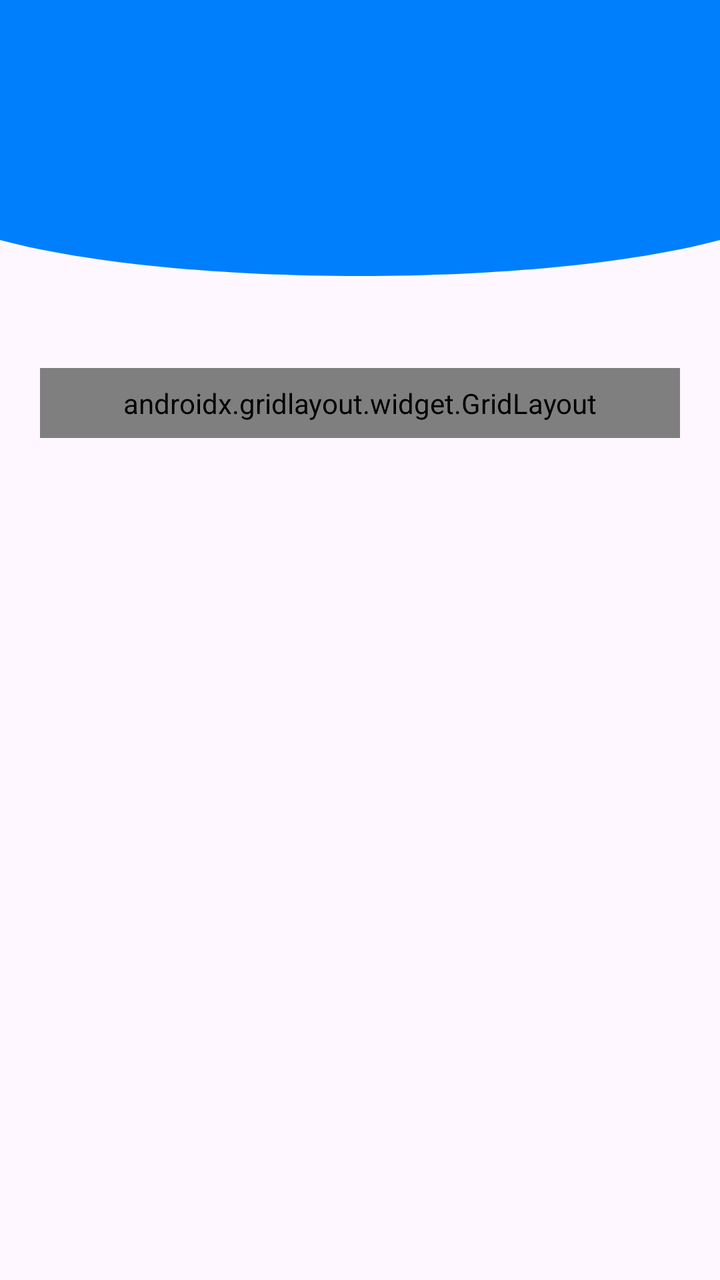
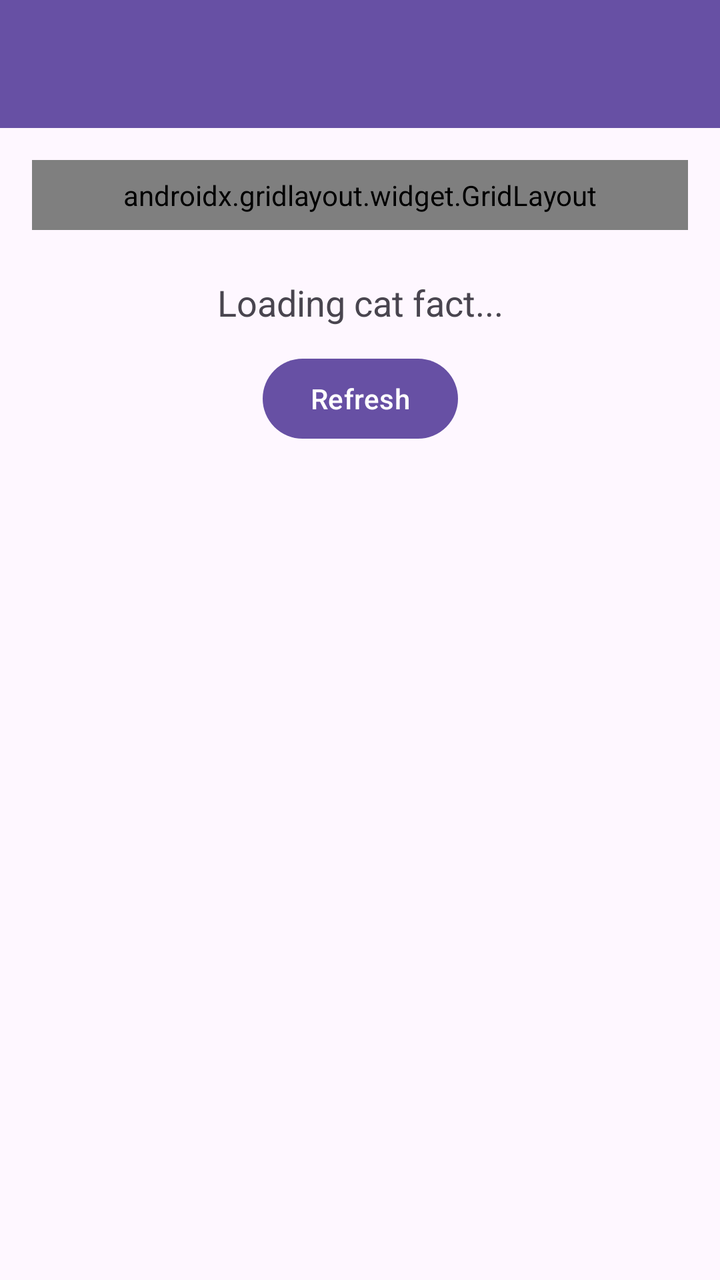

The first picture is an Android layout as it rendered before a commit; the second is the same layout after the commit. The layout source and the unified diff follow.
<!-- AndroidManifest.xml: application theme Theme.Fadhil3TIE -->
<!-- res/layout/fragment_home.xml -->
<?xml version="1.0" encoding="utf-8"?>
<androidx.constraintlayout.widget.ConstraintLayout xmlns:android="http://schemas.android.com/apk/res/android"
    xmlns:app="http://schemas.android.com/apk/res-auto"
    xmlns:tools="http://schemas.android.com/tools"
    android:layout_width="match_parent"
    android:layout_height="match_parent"
    tools:context=".Home.HomeFragment">

    <View
        android:id="@+id/background_header"
        android:layout_width="0dp"
        android:layout_height="160dp"
        android:background="@drawable/bg_header_wave"
        android:backgroundTint="@color/blue"
        app:layout_constraintEnd_toEndOf="parent"
        app:layout_constraintStart_toStartOf="parent"
        app:layout_constraintTop_toTopOf="parent" />

    <androidx.appcompat.widget.Toolbar
        android:id="@+id/toolbar"
        android:layout_width="0dp"
        android:layout_height="?attr/actionBarSize"
        android:layout_marginTop="24dp"
        android:background="@android:color/transparent"
        android:theme="@style/ThemeOverlay.AppCompat.Dark.ActionBar"
        app:layout_constraintEnd_toEndOf="parent"
        app:layout_constraintStart_toStartOf="parent"
        app:layout_constraintTop_toTopOf="parent"
        app:titleTextColor="@android:color/white" />

    <androidx.gridlayout.widget.GridLayout
        android:id="@+id/gridLayoutMenu"
        android:layout_width="0dp"
        android:layout_height="wrap_content"
        android:layout_marginHorizontal="20dp"
        android:layout_marginTop="24dp"
        android:padding="8dp"
        app:columnCount="2"
        app:layout_constraintEnd_toEndOf="parent"
        app:layout_constraintStart_toStartOf="parent"
        app:layout_constraintTop_toBottomOf="@+id/background_header"
        app:useDefaultMargins="true">

        <Button
            android:id="@+id/btnToFourth"
            android:layout_width="wrap_content"
            android:layout_height="wrap_content"
            android:backgroundTint="@color/black"
            android:text="Pertemuan 4"
            app:layout_columnWeight="1"
            app:layout_gravity="fill_horizontal" />

        <Button
            android:id="@+id/btnToFifth"
            android:layout_width="wrap_content"
            android:layout_height="wrap_content"
            android:backgroundTint="@color/yellow"
            android:text="Pertemuan 5"
            android:textColor="@color/white"
            app:layout_columnWeight="1"
            app:layout_gravity="fill_horizontal" />

        <Button
            android:id="@+id/btnToSeven"
            android:layout_width="wrap_content"
            android:layout_height="wrap_content"
            android:backgroundTint="@color/blue"
            android:text="Pertemuan 7"
            android:textColor="@color/white"
            app:layout_columnWeight="1"
            app:layout_gravity="fill_horizontal" />

        <Button
            android:id="@+id/btnLogout"
            android:layout_width="wrap_content"
            android:layout_height="wrap_content"
            android:backgroundTint="@color/red"
            android:text="Logout"
            app:layout_columnWeight="1"
            app:layout_gravity="fill_horizontal" />

        <Button
            android:id="@+id/btnToTenth"
            android:layout_width="wrap_content"
            android:layout_height="wrap_content"
            android:text="Pertemuan 10"
            app:layout_columnWeight="1"
            app:layout_gravity="fill_horizontal" />

        <Button
            android:id="@+id/btnToEleven"
            android:layout_width="wrap_content"
            android:layout_height="wrap_content"
            android:text="Pertemuan 11"
            android:backgroundTint="#009688"
            app:layout_columnWeight="1"
            app:layout_gravity="fill_horizontal" />

    </androidx.gridlayout.widget.GridLayout>

</androidx.constraintlayout.widget.ConstraintLayout>
<!-- resources referenced by this layout -->
<resources>
  <color name="black">#FF000000</color>
  <color name="blue">#007FFD</color>
  <color name="red">#FB0C0C</color>
  <color name="white">#FFFFFFFF</color>
  <color name="yellow">#FFE100</color>
  <!-- drawable bg_header_wave (drawable) -->
  <vector xmlns:android="http://schemas.android.com/apk/res/android"
      android:width="100dp"
      android:height="100dp"
      android:viewportWidth="100"
      android:viewportHeight="100">
  
      
      <path
          android:fillColor="?attr/colorPrimary"
          android:pathData="
              M0,0
              L100,0
              L100,75
              C 75,90
                25,90
                0,75
              Z" />
  </vector>
  <style name="Theme.Fadhil3TIE" parent="Base.Theme.Fadhil3TIE" />
  <style name="Base.Theme.Fadhil3TIE" parent="Theme.Material3.DayNight.NoActionBar">
          
          
      </style>
</resources>

<!-- the commit's change to res/layout/fragment_home.xml (unified diff, before → after) -->
@@ -1,101 +1,145 @@
 <?xml version="1.0" encoding="utf-8"?>
-<androidx.constraintlayout.widget.ConstraintLayout xmlns:android="http://schemas.android.com/apk/res/android"
+<androidx.coordinatorlayout.widget.CoordinatorLayout xmlns:android="http://schemas.android.com/apk/res/android"
     xmlns:app="http://schemas.android.com/apk/res-auto"
     xmlns:tools="http://schemas.android.com/tools"
     android:layout_width="match_parent"
     android:layout_height="match_parent"
     tools:context=".Home.HomeFragment">
 
-    <View
-        android:id="@+id/background_header"
-        android:layout_width="0dp"
-        android:layout_height="160dp"
-        android:background="@drawable/bg_header_wave"
-        android:backgroundTint="@color/blue"
-        app:layout_constraintEnd_toEndOf="parent"
-        app:layout_constraintStart_toStartOf="parent"
-        app:layout_constraintTop_toTopOf="parent" />
+    <com.google.android.material.appbar.AppBarLayout
+        android:id="@+id/appBarLayout"
+        android:layout_width="match_parent"
+        android:layout_height="wrap_content"
+        android:theme="@style/ThemeOverlay.AppCompat.Dark.ActionBar">
 
-    <androidx.appcompat.widget.Toolbar
-        android:id="@+id/toolbar"
-        android:layout_width="0dp"
-        android:layout_height="?attr/actionBarSize"
-        android:layout_marginTop="24dp"
-        android:background="@android:color/transparent"
-        android:theme="@style/ThemeOverlay.AppCompat.Dark.ActionBar"
-        app:layout_constraintEnd_toEndOf="parent"
-        app:layout_constraintStart_toStartOf="parent"
-        app:layout_constraintTop_toTopOf="parent"
-        app:titleTextColor="@android:color/white" />
+        <androidx.appcompat.widget.Toolbar
+            android:id="@+id/toolbar"
+            android:layout_width="match_parent"
+            android:layout_height="?attr/actionBarSize"
+            android:background="?attr/colorPrimary"
+            app:popupTheme="@style/ThemeOverlay.AppCompat.Light"
+            app:titleTextColor="@android:color/white" />
 
-    <androidx.gridlayout.widget.GridLayout
-        android:id="@+id/gridLayoutMenu"
-        android:layout_width="0dp"
-        android:layout_height="wrap_content"
-        android:layout_marginHorizontal="20dp"
-        android:layout_marginTop="24dp"
-        android:padding="8dp"
-        app:columnCount="2"
-        app:layout_constraintEnd_toEndOf="parent"
-        app:layout_constraintStart_toStartOf="parent"
-        app:layout_constraintTop_toBottomOf="@+id/background_header"
-        app:useDefaultMargins="true">
+    </com.google.android.material.appbar.AppBarLayout>
 
-        <Button
-            android:id="@+id/btnToFourth"
-            android:layout_width="wrap_content"
+    
+    <androidx.core.widget.NestedScrollView
+        android:layout_width="match_parent"
+        android:layout_height="match_parent"
+        android:fillViewport="true"
+        app:layout_behavior="@string/appbar_scrolling_view_behavior">
+
+        
+        <androidx.constraintlayout.widget.ConstraintLayout
+            android:layout_width="match_parent"
             android:layout_height="wrap_content"
-            android:backgroundTint="@color/black"
-            android:text="Pertemuan 4"
-            app:layout_columnWeight="1"
-            app:layout_gravity="fill_horizontal" />
+            android:padding="16dp">
 
-        <Button
-            android:id="@+id/btnToFifth"
-            android:layout_width="wrap_content"
-            android:layout_height="wrap_content"
-            android:backgroundTint="@color/yellow"
-            android:text="Pertemuan 5"
-            android:textColor="@color/white"
-            app:layout_columnWeight="1"
-            app:layout_gravity="fill_horizontal" />
+            <androidx.gridlayout.widget.GridLayout
+                android:id="@+id/gridLayoutMenu"
+                android:layout_width="0dp"
+                android:layout_height="wrap_content"
+                android:padding="8dp"
+                app:columnCount="2"
+                app:layout_constraintEnd_toEndOf="parent"
+                app:layout_constraintStart_toStartOf="parent"
+                app:layout_constraintTop_toTopOf="parent"
+                app:useDefaultMargins="true">
 
-        <Button
-            android:id="@+id/btnToSeven"
-            android:layout_width="wrap_content"
-            android:layout_height="wrap_content"
-            android:backgroundTint="@color/blue"
-            android:text="Pertemuan 7"
-            android:textColor="@color/white"
-            app:layout_columnWeight="1"
-            app:layout_gravity="fill_horizontal" />
+                <Button
+                    android:id="@+id/btnToFourth"
+                    android:layout_width="wrap_content"
+                    android:layout_height="wrap_content"
+                    android:backgroundTint="@color/black"
+                    android:text="Pertemuan 4"
+                    app:layout_columnWeight="1"
+                    app:layout_gravity="fill_horizontal" />
 
-        <Button
-            android:id="@+id/btnLogout"
-            android:layout_width="wrap_content"
-            android:layout_height="wrap_content"
-            android:backgroundTint="@color/red"
-            android:text="Logout"
-            app:layout_columnWeight="1"
-            app:layout_gravity="fill_horizontal" />
+                <Button
+                    android:id="@+id/btnToFifth"
+                    android:layout_width="wrap_content"
+                    android:layout_height="wrap_content"
+                    android:backgroundTint="@color/yellow"
+                    android:text="Pertemuan 5"
+                    android:textColor="@color/white"
+                    app:layout_columnWeight="1"
+                    app:layout_gravity="fill_horizontal" />
 
-        <Button
-            android:id="@+id/btnToTenth"
-            android:layout_width="wrap_content"
-            android:layout_height="wrap_content"
-            android:text="Pertemuan 10"
-            app:layout_columnWeight="1"
-            app:layout_gravity="fill_horizontal" />
+                <Button
+                    android:id="@+id/btnToSeven"
+                    android:layout_width="wrap_content"
+                    android:layout_height="wrap_content"
+                    android:backgroundTint="@color/blue"
+                    android:text="Pertemuan 7"
+                    android:textColor="@color/white"
+                    app:layout_columnWeight="1"
+                    app:layout_gravity="fill_horizontal" />
 
-        <Button
-            android:id="@+id/btnToEleven"
-            android:layout_width="wrap_content"
-            android:layout_height="wrap_content"
-            android:text="Pertemuan 11"
-            android:backgroundTint="#009688"
-            app:layout_columnWeight="1"
-            app:layout_gravity="fill_horizontal" />
+                <Button
+                    android:id="@+id/btnLogout"
+                    android:layout_width="wrap_content"
+                    android:layout_height="wrap_content"
+                    android:backgroundTint="@color/red"
+                    android:text="Logout"
+                    app:layout_columnWeight="1"
+                    app:layout_gravity="fill_horizontal" />
 
-    </androidx.gridlayout.widget.GridLayout>
+                <Button
+                    android:id="@+id/btnToTenth"
+                    android:layout_width="wrap_content"
+                    android:layout_height="wrap_content"
+                    android:text="Pertemuan 10"
+                    app:layout_columnWeight="1"
+                    app:layout_gravity="fill_horizontal" />
 
-</androidx.constraintlayout.widget.ConstraintLayout>
+                <Button
+                    android:id="@+id/btnToEleven"
+                    android:layout_width="wrap_content"
+                    android:layout_height="wrap_content"
+                    android:text="Pertemuan 11"
+                    android:backgroundTint="#009688"
+                    app:layout_columnWeight="1"
+                    app:layout_gravity="fill_horizontal" />
+
+            </androidx.gridlayout.widget.GridLayout>
+
+            <TextView
+                android:id="@+id/tvCatFact"
+                android:layout_width="0dp"
+                android:layout_height="wrap_content"
+                android:layout_marginHorizontal="24dp"
+                android:layout_marginTop="24dp"
+                android:gravity="center"
+                android:text="Loading cat fact..."
+                android:textAlignment="center"
+                android:textSize="18sp"
+                app:layout_constraintEnd_toEndOf="parent"
+                app:layout_constraintStart_toStartOf="parent"
+                app:layout_constraintTop_toBottomOf="@+id/gridLayoutMenu" />
+
+            <Button
+                android:id="@+id/btnRefresh"
+                android:layout_width="wrap_content"
+                android:layout_height="wrap_content"
+                android:layout_marginTop="12dp"
+                android:text="Refresh"
+                app:layout_constraintEnd_toEndOf="parent"
+                app:layout_constraintStart_toStartOf="parent"
+                app:layout_constraintTop_toBottomOf="@+id/tvCatFact" />
+
+            
+            <androidx.recyclerview.widget.RecyclerView
+                android:id="@+id/rvGallery"
+                android:layout_width="match_parent"
+                android:layout_height="0dp"
+                android:layout_marginTop="16dp"
+                android:padding="8dp"
+                app:layout_constraintEnd_toEndOf="parent"
+                app:layout_constraintStart_toStartOf="parent"
+                app:layout_constraintTop_toBottomOf="@+id/btnRefresh" />
+
+        </androidx.constraintlayout.widget.ConstraintLayout>
+
+    </androidx.core.widget.NestedScrollView>
+
+</androidx.coordinatorlayout.widget.CoordinatorLayout>
<!-- resource entries referenced after the edit -->
@@ -5,25 +5,6 @@
   <color name="red">#FB0C0C</color>
   <color name="white">#FFFFFFFF</color>
   <color name="yellow">#FFE100</color>
-  <!-- drawable bg_header_wave (drawable) -->
-  <vector xmlns:android="http://schemas.android.com/apk/res/android"
-      android:width="100dp"
-      android:height="100dp"
-      android:viewportWidth="100"
-      android:viewportHeight="100">
-  
-      
-      <path
-          android:fillColor="?attr/colorPrimary"
-          android:pathData="
-              M0,0
-              L100,0
-              L100,75
-              C 75,90
-                25,90
-                0,75
-              Z" />
-  </vector>
   <style name="Theme.Fadhil3TIE" parent="Base.Theme.Fadhil3TIE" />
   <style name="Base.Theme.Fadhil3TIE" parent="Theme.Material3.DayNight.NoActionBar">
           
